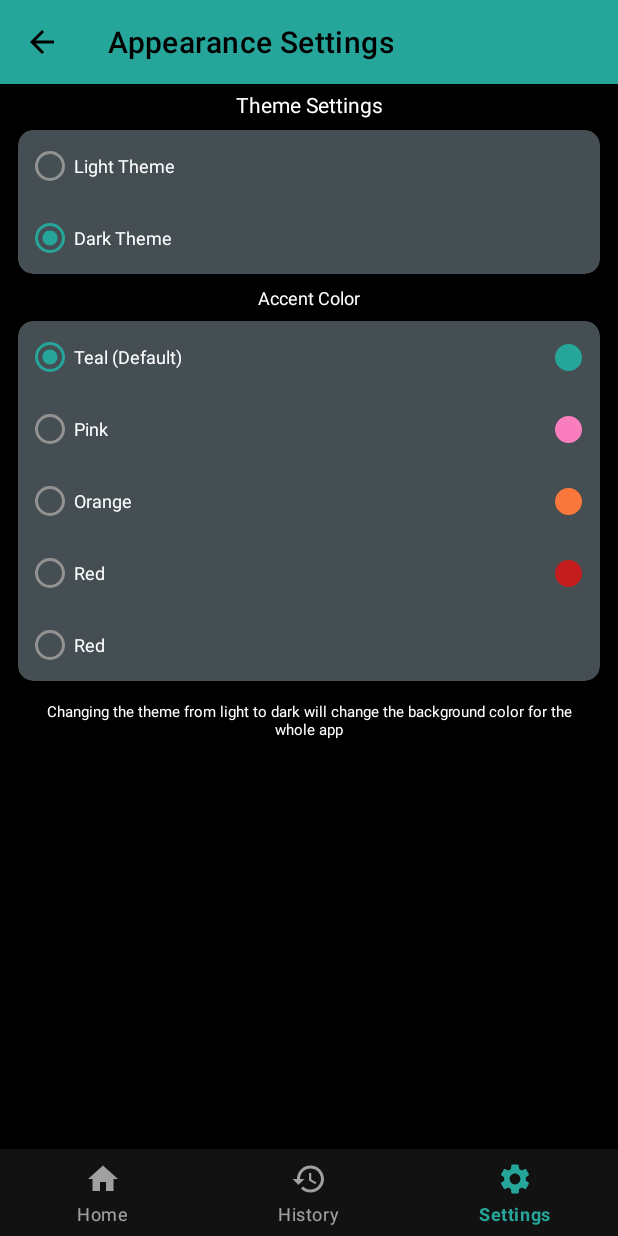
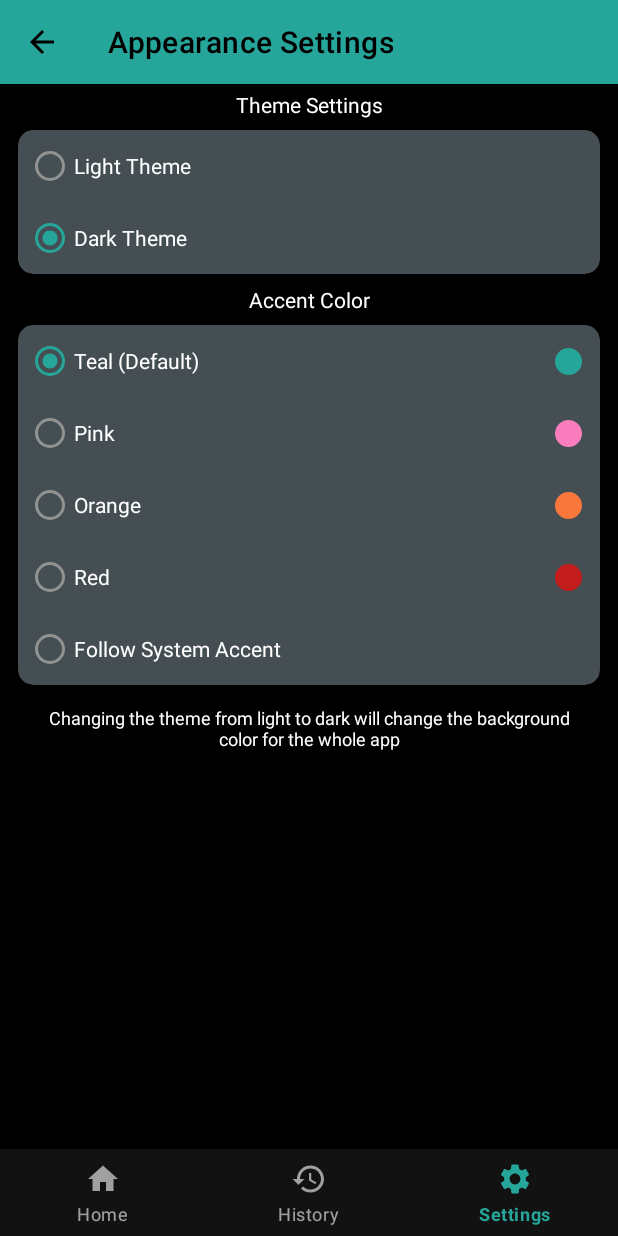
Before and after one commit to corylowry12/Hour-Calculator, an Android app: the ThemeActivity screen opened directly, with no data from a screen before it, on a phone screen of 412 x 824 dp. Run offline under Robolectric (Android 15) with nearby library versions, the light colour scheme and no system bars; our stand-ins replace AdMob; 4 statements that could not run were skipped.

Commit message:
Changed text size

```diff
--- a/app/src/main/res/layout-hdpi/activity_theme.xml
+++ b/app/src/main/res/layout-hdpi/activity_theme.xml
@@ -70,7 +70,7 @@
                         android:layout_marginStart="5dp"
                         android:text="@string/light_theme"
                         android:textColor="?attr/textColor"
-                        android:textSize="12sp" />
+                        android:textSize="14sp" />
 
                     <RadioButton
                         android:id="@+id/darkTheme"
@@ -79,7 +79,7 @@
                         android:layout_marginStart="5dp"
                         android:text="@string/dark_theme"
                         android:textColor="?attr/textColor"
-                        android:textSize="12sp" />
+                        android:textSize="14sp" />
                 </RadioGroup>
             </androidx.cardview.widget.CardView>
 
@@ -93,7 +93,7 @@
                 android:paddingBottom="4dp"
                 android:text="@string/accent_color"
                 android:textColor="?attr/textColor"
-                android:textSize="12sp" />
+                android:textSize="14sp" />
 
             <androidx.cardview.widget.CardView
                 android:id="@+id/accentCardView"
@@ -123,7 +123,7 @@
                             android:layout_marginStart="5dp"
                             android:text="@string/teal"
                             android:textColor="?attr/textColor"
-                            android:textSize="12sp"
+                            android:textSize="14sp"
                             app:layout_constraintTop_toTopOf="parent" />
 
                         <ImageView
@@ -144,7 +144,7 @@
                             android:layout_marginStart="5dp"
                             android:text="@string/pink"
                             android:textColor="?attr/textColor"
-                            android:textSize="12sp"
+                            android:textSize="14sp"
                             app:layout_constraintTop_toBottomOf="@id/Teal" />
 
                         <ImageView
@@ -164,7 +164,7 @@
                             android:layout_marginStart="5dp"
                             android:text="@string/orange"
                             android:textColor="?attr/textColor"
-                            android:textSize="12sp"
+                            android:textSize="14sp"
                             app:layout_constraintTop_toBottomOf="@id/Pink" />
 
                         <ImageView
@@ -184,7 +184,7 @@
                             android:layout_marginStart="5dp"
                             android:text="@string/red"
                             android:textColor="?attr/textColor"
-                            android:textSize="12sp"
+                            android:textSize="14sp"
                             app:layout_constraintTop_toBottomOf="@id/Orange" />
 
                         <ImageView
@@ -202,9 +202,9 @@
                             android:layout_width="match_parent"
                             android:layout_height="wrap_content"
                             android:layout_marginStart="5dp"
-                            android:text="@string/red"
+                            android:text="@string/follow_system_accent"
                             android:textColor="?attr/textColor"
-                            android:textSize="12sp"
+                            android:textSize="14sp"
                             app:layout_constraintTop_toBottomOf="@id/Red" />
                     </androidx.constraintlayout.widget.ConstraintLayout>
                 </RadioGroup>
@@ -220,8 +220,7 @@
                 android:text="@string/changing_theme_info"
                 android:textAlignment="center"
                 android:textColor="?attr/textColor"
-                android:textSize="10sp"
-                tools:ignore="SmallSp" />
+                android:textSize="12sp" />
         </RelativeLayout>
     </ScrollView>
 
--- a/app/src/main/res/layout-ldpi/activity_theme.xml
+++ b/app/src/main/res/layout-ldpi/activity_theme.xml
@@ -70,7 +70,7 @@
                         android:layout_marginStart="5dp"
                         android:text="@string/light_theme"
                         android:textColor="?attr/textColor"
-                        android:textSize="12sp" />
+                        android:textSize="14sp" />
 
                     <RadioButton
                         android:id="@+id/darkTheme"
@@ -79,7 +79,7 @@
                         android:layout_marginStart="5dp"
                         android:text="@string/dark_theme"
                         android:textColor="?attr/textColor"
-                        android:textSize="12sp" />
+                        android:textSize="14sp" />
                 </RadioGroup>
             </androidx.cardview.widget.CardView>
 
@@ -93,7 +93,7 @@
                 android:paddingBottom="4dp"
                 android:text="@string/accent_color"
                 android:textColor="?attr/textColor"
-                android:textSize="12sp" />
+                android:textSize="14sp" />
 
             <androidx.cardview.widget.CardView
                 android:id="@+id/accentCardView"
@@ -123,7 +123,7 @@
                             android:layout_marginStart="5dp"
                             android:text="@string/teal"
                             android:textColor="?attr/textColor"
-                            android:textSize="12sp"
+                            android:textSize="14sp"
                             app:layout_constraintTop_toTopOf="parent" />
 
                         <ImageView
@@ -144,7 +144,7 @@
                             android:layout_marginStart="5dp"
                             android:text="@string/pink"
                             android:textColor="?attr/textColor"
-                            android:textSize="12sp"
+                            android:textSize="14sp"
                             app:layout_constraintTop_toBottomOf="@id/Teal" />
 
                         <ImageView
@@ -164,7 +164,7 @@
                             android:layout_marginStart="5dp"
                             android:text="@string/orange"
                             android:textColor="?attr/textColor"
-                            android:textSize="12sp"
+                            android:textSize="14sp"
                             app:layout_constraintTop_toBottomOf="@id/Pink" />
 
                         <ImageView
@@ -184,7 +184,7 @@
                             android:layout_marginStart="5dp"
                             android:text="@string/red"
                             android:textColor="?attr/textColor"
-                            android:textSize="12sp"
+                            android:textSize="14sp"
                             app:layout_constraintTop_toBottomOf="@id/Orange" />
 
                         <ImageView
@@ -202,9 +202,9 @@
                             android:layout_width="match_parent"
                             android:layout_height="wrap_content"
                             android:layout_marginStart="5dp"
-                            android:text="@string/red"
+                            android:text="@string/follow_system_accent"
                             android:textColor="?attr/textColor"
-                            android:textSize="12sp"
+                            android:textSize="14sp"
                             app:layout_constraintTop_toBottomOf="@id/Red" />
                     </androidx.constraintlayout.widget.ConstraintLayout>
                 </RadioGroup>
@@ -220,8 +220,7 @@
                 android:text="@string/changing_theme_info"
                 android:textAlignment="center"
                 android:textColor="?attr/textColor"
-                android:textSize="10sp"
-                tools:ignore="SmallSp" />
+                android:textSize="12sp" />
         </RelativeLayout>
     </ScrollView>
 
--- a/app/src/main/res/layout-mdpi/activity_theme.xml
+++ b/app/src/main/res/layout-mdpi/activity_theme.xml
@@ -70,7 +70,7 @@
                         android:layout_marginStart="5dp"
                         android:text="@string/light_theme"
                         android:textColor="?attr/textColor"
-                        android:textSize="12sp" />
+                        android:textSize="14sp" />
 
                     <RadioButton
                         android:id="@+id/darkTheme"
@@ -79,7 +79,7 @@
                         android:layout_marginStart="5dp"
                         android:text="@string/dark_theme"
                         android:textColor="?attr/textColor"
-                        android:textSize="12sp" />
+                        android:textSize="14sp" />
                 </RadioGroup>
             </androidx.cardview.widget.CardView>
 
@@ -93,7 +93,7 @@
                 android:paddingBottom="4dp"
                 android:text="@string/accent_color"
                 android:textColor="?attr/textColor"
-                android:textSize="12sp" />
+                android:textSize="14sp" />
 
             <androidx.cardview.widget.CardView
                 android:id="@+id/accentCardView"
@@ -123,7 +123,7 @@
                             android:layout_marginStart="5dp"
                             android:text="@string/teal"
                             android:textColor="?attr/textColor"
-                            android:textSize="12sp"
+                            android:textSize="14sp"
                             app:layout_constraintTop_toTopOf="parent" />
 
                         <ImageView
@@ -144,7 +144,7 @@
                             android:layout_marginStart="5dp"
                             android:text="@string/pink"
                             android:textColor="?attr/textColor"
-                            android:textSize="12sp"
+                            android:textSize="14sp"
                             app:layout_constraintTop_toBottomOf="@id/Teal" />
 
                         <ImageView
@@ -164,7 +164,7 @@
                             android:layout_marginStart="5dp"
                             android:text="@string/orange"
                             android:textColor="?attr/textColor"
-                            android:textSize="12sp"
+                            android:textSize="14sp"
                             app:layout_constraintTop_toBottomOf="@id/Pink" />
 
                         <ImageView
@@ -184,7 +184,7 @@
                             android:layout_marginStart="5dp"
                             android:text="@string/red"
                             android:textColor="?attr/textColor"
-                            android:textSize="12sp"
+                            android:textSize="14sp"
                             app:layout_constraintTop_toBottomOf="@id/Orange" />
 
                         <ImageView
@@ -202,9 +202,9 @@
                             android:layout_width="match_parent"
                             android:layout_height="wrap_content"
                             android:layout_marginStart="5dp"
-                            android:text="@string/red"
+                            android:text="@string/follow_system_accent"
                             android:textColor="?attr/textColor"
-                            android:textSize="12sp"
+                            android:textSize="14sp"
                             app:layout_constraintTop_toBottomOf="@id/Red" />
                     </androidx.constraintlayout.widget.ConstraintLayout>
                 </RadioGroup>
@@ -220,8 +220,7 @@
                 android:text="@string/changing_theme_info"
                 android:textAlignment="center"
                 android:textColor="?attr/textColor"
-                android:textSize="10sp"
-                tools:ignore="SmallSp" />
+                android:textSize="12sp" />
         </RelativeLayout>
     </ScrollView>
 
--- a/app/src/main/res/layout-xhdpi/activity_theme.xml
+++ b/app/src/main/res/layout-xhdpi/activity_theme.xml
@@ -70,7 +70,7 @@
                         android:layout_marginStart="5dp"
                         android:text="@string/light_theme"
                         android:textColor="?attr/textColor"
-                        android:textSize="12sp" />
+                        android:textSize="16sp" />
 
                     <RadioButton
                         android:id="@+id/darkTheme"
@@ -79,7 +79,7 @@
                         android:layout_marginStart="5dp"
                         android:text="@string/dark_theme"
                         android:textColor="?attr/textColor"
-                        android:textSize="12sp" />
+                        android:textSize="16sp" />
                 </RadioGroup>
             </androidx.cardview.widget.CardView>
 
@@ -93,7 +93,7 @@
                 android:paddingBottom="4dp"
                 android:text="@string/accent_color"
                 android:textColor="?attr/textColor"
-                android:textSize="12sp" />
+                android:textSize="16sp" />
 
             <androidx.cardview.widget.CardView
                 android:id="@+id/accentCardView"
@@ -123,7 +123,7 @@
                             android:layout_marginStart="5dp"
                             android:text="@string/teal"
                             android:textColor="?attr/textColor"
-                            android:textSize="12sp"
+                            android:textSize="16sp"
                             app:layout_constraintTop_toTopOf="parent" />
 
                         <ImageView
@@ -144,7 +144,7 @@
                             android:layout_marginStart="5dp"
                             android:text="@string/pink"
                             android:textColor="?attr/textColor"
-                            android:textSize="12sp"
+                            android:textSize="16sp"
                             app:layout_constraintTop_toBottomOf="@id/Teal" />
 
                         <ImageView
@@ -164,7 +164,7 @@
                             android:layout_marginStart="5dp"
                             android:text="@string/orange"
                             android:textColor="?attr/textColor"
-                            android:textSize="12sp"
+                            android:textSize="16sp"
                             app:layout_constraintTop_toBottomOf="@id/Pink" />
 
                         <ImageView
@@ -184,7 +184,7 @@
                             android:layout_marginStart="5dp"
                             android:text="@string/red"
                             android:textColor="?attr/textColor"
-                            android:textSize="12sp"
+                            android:textSize="16sp"
                             app:layout_constraintTop_toBottomOf="@id/Orange" />
 
                         <ImageView
@@ -202,9 +202,9 @@
                             android:layout_width="match_parent"
                             android:layout_height="wrap_content"
                             android:layout_marginStart="5dp"
-                            android:text="@string/red"
+                            android:text="@string/follow_system_accent"
                             android:textColor="?attr/textColor"
-                            android:textSize="12sp"
+                            android:textSize="16sp"
                             app:layout_constraintTop_toBottomOf="@id/Red" />
                     </androidx.constraintlayout.widget.ConstraintLayout>
                 </RadioGroup>
@@ -220,8 +220,7 @@
                 android:text="@string/changing_theme_info"
                 android:textAlignment="center"
                 android:textColor="?attr/textColor"
-                android:textSize="10sp"
-                tools:ignore="SmallSp" />
+                android:textSize="14sp" />
         </RelativeLayout>
     </ScrollView>
 
--- a/app/src/main/res/layout-xxhdpi/activity_theme.xml
+++ b/app/src/main/res/layout-xxhdpi/activity_theme.xml
@@ -70,7 +70,7 @@
                         android:layout_marginStart="5dp"
                         android:text="@string/light_theme"
                         android:textColor="?attr/textColor"
-                        android:textSize="12sp" />
+                        android:textSize="16sp" />
 
                     <RadioButton
                         android:id="@+id/darkTheme"
@@ -79,7 +79,7 @@
                         android:layout_marginStart="5dp"
                         android:text="@string/dark_theme"
                         android:textColor="?attr/textColor"
-                        android:textSize="12sp" />
+                        android:textSize="16sp" />
                 </RadioGroup>
             </androidx.cardview.widget.CardView>
 
@@ -93,7 +93,7 @@
                 android:paddingBottom="4dp"
                 android:text="@string/accent_color"
                 android:textColor="?attr/textColor"
-                android:textSize="12sp" />
+                android:textSize="16sp" />
 
             <androidx.cardview.widget.CardView
                 android:id="@+id/accentCardView"
@@ -123,7 +123,7 @@
                             android:layout_marginStart="5dp"
                             android:text="@string/teal"
                             android:textColor="?attr/textColor"
-                            android:textSize="12sp"
+                            android:textSize="16sp"
                             app:layout_constraintTop_toTopOf="parent" />
 
                         <ImageView
@@ -144,7 +144,7 @@
                             android:layout_marginStart="5dp"
                             android:text="@string/pink"
                             android:textColor="?attr/textColor"
-                            android:textSize="12sp"
+                            android:textSize="16sp"
                             app:layout_constraintTop_toBottomOf="@id/Teal" />
 
                         <ImageView
@@ -164,7 +164,7 @@
                             android:layout_marginStart="5dp"
                             android:text="@string/orange"
                             android:textColor="?attr/textColor"
-                            android:textSize="12sp"
+                            android:textSize="16sp"
                             app:layout_constraintTop_toBottomOf="@id/Pink" />
 
                         <ImageView
@@ -184,7 +184,7 @@
                             android:layout_marginStart="5dp"
                             android:text="@string/red"
                             android:textColor="?attr/textColor"
-                            android:textSize="12sp"
+                            android:textSize="16sp"
                             app:layout_constraintTop_toBottomOf="@id/Orange" />
 
                         <ImageView
@@ -202,9 +202,9 @@
                             android:layout_width="match_parent"
                             android:layout_height="wrap_content"
                             android:layout_marginStart="5dp"
-                            android:text="@string/red"
+                            android:text="@string/follow_system_accent"
                             android:textColor="?attr/textColor"
-                            android:textSize="12sp"
+                            android:textSize="16sp"
                             app:layout_constraintTop_toBottomOf="@id/Red" />
                     </androidx.constraintlayout.widget.ConstraintLayout>
                 </RadioGroup>
@@ -220,8 +220,7 @@
                 android:text="@string/changing_theme_info"
                 android:textAlignment="center"
                 android:textColor="?attr/textColor"
-                android:textSize="10sp"
-                tools:ignore="SmallSp" />
+                android:textSize="14sp" />
         </RelativeLayout>
     </ScrollView>
 
--- a/app/src/main/res/layout-xxxhdpi/activity_theme.xml
+++ b/app/src/main/res/layout-xxxhdpi/activity_theme.xml
@@ -70,7 +70,7 @@
                         android:layout_marginStart="5dp"
                         android:text="@string/light_theme"
                         android:textColor="?attr/textColor"
-                        android:textSize="12sp" />
+                        android:textSize="16sp" />
 
                     <RadioButton
                         android:id="@+id/darkTheme"
@@ -79,7 +79,7 @@
                         android:layout_marginStart="5dp"
                         android:text="@string/dark_theme"
                         android:textColor="?attr/textColor"
-                        android:textSize="12sp" />
+                        android:textSize="16sp" />
                 </RadioGroup>
             </androidx.cardview.widget.CardView>
 
@@ -93,7 +93,7 @@
                 android:paddingBottom="4dp"
                 android:text="@string/accent_color"
                 android:textColor="?attr/textColor"
-                android:textSize="12sp" />
+                android:textSize="16sp" />
 
             <androidx.cardview.widget.CardView
                 android:id="@+id/accentCardView"
@@ -123,7 +123,7 @@
                             android:layout_marginStart="5dp"
                             android:text="@string/teal"
                             android:textColor="?attr/textColor"
-                            android:textSize="12sp"
+                            android:textSize="16sp"
                             app:layout_constraintTop_toTopOf="parent" />
 
                         <ImageView
@@ -144,7 +144,7 @@
                             android:layout_marginStart="5dp"
                             android:text="@string/pink"
                             android:textColor="?attr/textColor"
-                            android:textSize="12sp"
+                            android:textSize="16sp"
                             app:layout_constraintTop_toBottomOf="@id/Teal" />
 
                         <ImageView
@@ -164,7 +164,7 @@
                             android:layout_marginStart="5dp"
                             android:text="@string/orange"
                             android:textColor="?attr/textColor"
-                            android:textSize="12sp"
+                            android:textSize="16sp"
                             app:layout_constraintTop_toBottomOf="@id/Pink" />
 
                         <ImageView
@@ -184,7 +184,7 @@
                             android:layout_marginStart="5dp"
                             android:text="@string/red"
                             android:textColor="?attr/textColor"
-                            android:textSize="12sp"
+                            android:textSize="16sp"
                             app:layout_constraintTop_toBottomOf="@id/Orange" />
 
                         <ImageView
@@ -202,9 +202,9 @@
                             android:layout_width="match_parent"
                             android:layout_height="wrap_content"
                             android:layout_marginStart="5dp"
-                            android:text="@string/red"
+                            android:text="@string/follow_system_accent"
                             android:textColor="?attr/textColor"
-                            android:textSize="12sp"
+                            android:textSize="16sp"
                             app:layout_constraintTop_toBottomOf="@id/Red" />
                     </androidx.constraintlayout.widget.ConstraintLayout>
                 </RadioGroup>
@@ -220,8 +220,7 @@
                 android:text="@string/changing_theme_info"
                 android:textAlignment="center"
                 android:textColor="?attr/textColor"
-                android:textSize="10sp"
-                tools:ignore="SmallSp" />
+                android:textSize="14sp" />
         </RelativeLayout>
     </ScrollView>
 
--- a/app/src/main/res/layout/activity_theme.xml
+++ b/app/src/main/res/layout/activity_theme.xml
@@ -202,7 +202,7 @@
                             android:layout_width="match_parent"
                             android:layout_height="wrap_content"
                             android:layout_marginStart="5dp"
-                            android:text="@string/red"
+                            android:text="@string/follow_system_accent"
                             android:textColor="?attr/textColor"
                             android:textSize="12sp"
                             app:layout_constraintTop_toBottomOf="@id/Red" />
```
